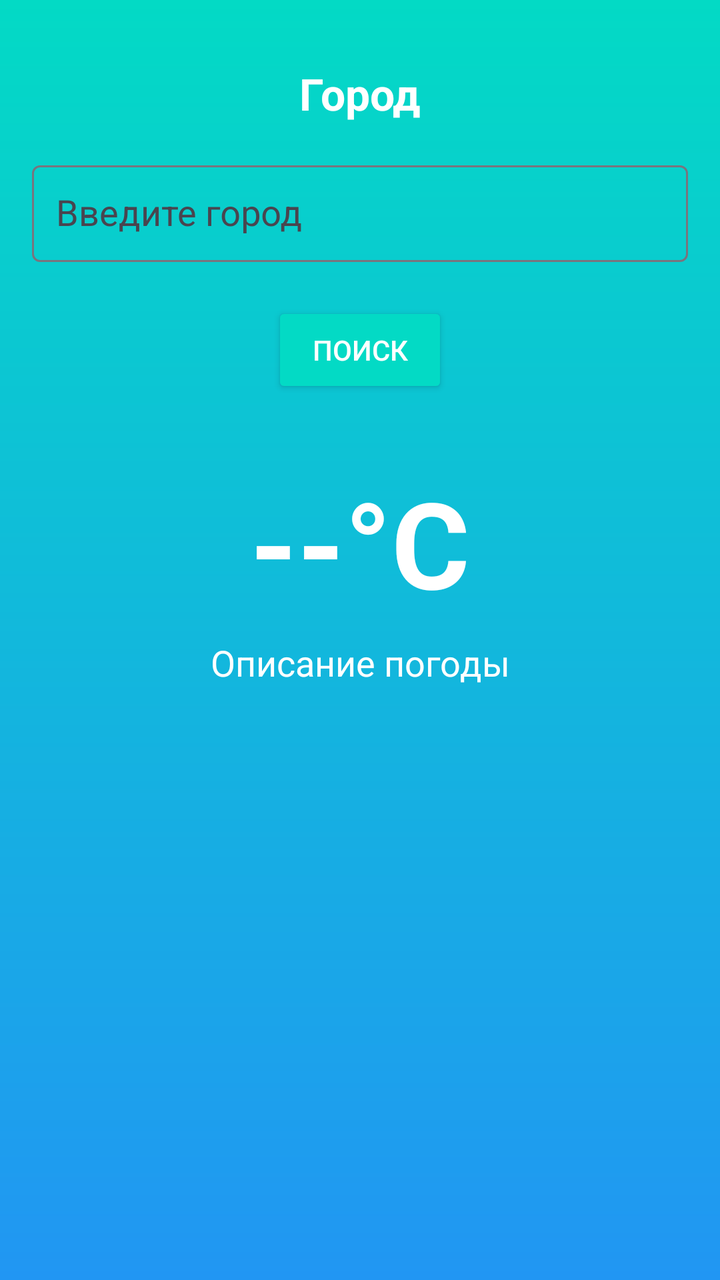
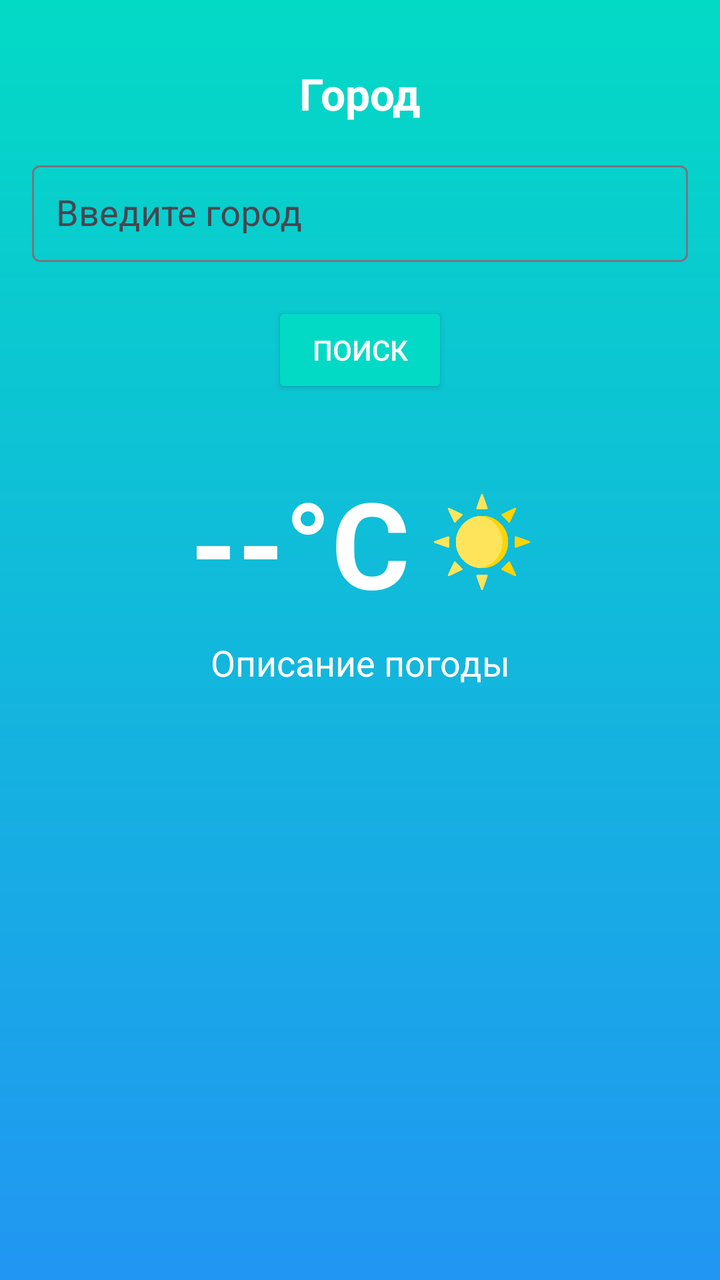

Screens rendered from an Android XML layout before and after an edit, with the pre-edit source and the edit as a unified diff.
<!-- AndroidManifest.xml: application theme Theme.weather_project -->
<!-- res/layout/activity_main.xml -->
<?xml version="1.0" encoding="utf-8"?>
<androidx.constraintlayout.widget.ConstraintLayout
    xmlns:android="http://schemas.android.com/apk/res/android"
    xmlns:app="http://schemas.android.com/apk/res-auto"
    xmlns:tools="http://schemas.android.com/tools"
    android:id="@+id/rootLayout"
    android:layout_width="match_parent"
    android:layout_height="match_parent"
    android:background="@drawable/bg_weather_gradient"
    tools:context=".MainActivity">

    
    <TextView
        android:id="@+id/tvCity"
        android:layout_width="0dp"
        android:layout_height="wrap_content"
        android:text="Город"
        android:textColor="@android:color/white"
        android:textSize="22sp"
        android:textStyle="bold"
        android:gravity="center"
        android:layout_marginTop="32dp"
        app:layout_constraintTop_toTopOf="parent"
        app:layout_constraintStart_toStartOf="parent"
        app:layout_constraintEnd_toEndOf="parent"/>

    
    <com.google.android.material.textfield.TextInputLayout
        android:id="@+id/tilCity"
        android:layout_width="0dp"
        android:layout_height="wrap_content"
        android:layout_margin="16dp"
        app:layout_constraintTop_toBottomOf="@id/tvCity"
        app:layout_constraintStart_toStartOf="parent"
        app:layout_constraintEnd_toEndOf="parent">

        <com.google.android.material.textfield.MaterialAutoCompleteTextView
            android:id="@+id/etCity"
            android:layout_width="match_parent"
            android:layout_height="wrap_content"
            android:hint="Введите город"
            android:textColor="@android:color/white"
            android:textColorHint="#AAFFFFFF"
            android:padding="12dp"/>
    </com.google.android.material.textfield.TextInputLayout>

    
    <LinearLayout
        android:id="@+id/llLastSearches"
        android:layout_width="0dp"
        android:layout_height="wrap_content"
        android:orientation="horizontal"
        android:gravity="center"
        android:layout_marginTop="8dp"
        app:layout_constraintTop_toBottomOf="@id/tilCity"
        app:layout_constraintStart_toStartOf="parent"
        app:layout_constraintEnd_toEndOf="parent"/>

    
    <Button
        android:id="@+id/btnSearch"
        android:layout_width="wrap_content"
        android:layout_height="wrap_content"
        android:text="Поиск"
        android:textColor="@android:color/white"
        android:backgroundTint="@color/teal_200"
        android:layout_marginTop="12dp"
        app:layout_constraintTop_toBottomOf="@id/llLastSearches"
        app:layout_constraintStart_toStartOf="parent"
        app:layout_constraintEnd_toEndOf="parent"/>

    
    <TextView
        android:id="@+id/tvTemp"
        android:layout_width="wrap_content"
        android:layout_height="wrap_content"
        android:text="--°C"
        android:textColor="@android:color/white"
        android:textSize="60sp"
        android:textStyle="bold"
        android:layout_marginTop="32dp"
        app:layout_constraintTop_toBottomOf="@id/btnSearch"
        app:layout_constraintStart_toStartOf="parent"
        app:layout_constraintEnd_toEndOf="parent"/>

    
    <TextView
        android:id="@+id/tvDescription"
        android:layout_width="wrap_content"
        android:layout_height="wrap_content"
        android:text="Описание погоды"
        android:textColor="@android:color/white"
        android:textSize="18sp"
        android:layout_marginTop="8dp"
        app:layout_constraintTop_toBottomOf="@id/tvTemp"
        app:layout_constraintStart_toStartOf="parent"
        app:layout_constraintEnd_toEndOf="parent"/>

</androidx.constraintlayout.widget.ConstraintLayout>
<!-- resources referenced by this layout -->
<resources>
  <color name="teal_200">#03DAC5</color>
  <!-- drawable bg_weather_gradient (drawable) -->
  <shape xmlns:android="http://schemas.android.com/apk/res/android"
      android:shape="rectangle">
      <gradient
          android:startColor="#2196F3"
          android:endColor="#03DAC5"
          android:angle="90"/>
  </shape>
  <style name="Theme.weather_project" parent="Base.Theme.weather_project.Light" />
  <style name="Base.Theme.weather_project.Light" parent="Theme.Material3.DayNight.NoActionBar">
          <item name="colorPrimary">@color/primary_light</item>
          <item name="colorSecondary">@color/secondary_light</item>
          <item name="android:statusBarColor">@color/primary_light</item>
      </style>
  <color name="primary_light">#2196F3</color>
  <color name="secondary_light">#03DAC5</color>
</resources>

<!-- the commit's change to res/layout/activity_main.xml (unified diff, before → after) -->
@@ -70,18 +70,36 @@
         app:layout_constraintEnd_toEndOf="parent"/>
 
     
-    <TextView
-        android:id="@+id/tvTemp"
+    <LinearLayout
+        android:id="@+id/llTemp"
         android:layout_width="wrap_content"
         android:layout_height="wrap_content"
-        android:text="--°C"
-        android:textColor="@android:color/white"
-        android:textSize="60sp"
-        android:textStyle="bold"
+        android:orientation="horizontal"
+        android:gravity="center"
         android:layout_marginTop="32dp"
         app:layout_constraintTop_toBottomOf="@id/btnSearch"
         app:layout_constraintStart_toStartOf="parent"
-        app:layout_constraintEnd_toEndOf="parent"/>
+        app:layout_constraintEnd_toEndOf="parent">
+
+        <TextView
+            android:id="@+id/tvTemp"
+            android:layout_width="wrap_content"
+            android:layout_height="wrap_content"
+            android:text="--°C"
+            android:textColor="@android:color/white"
+            android:textSize="60sp"
+            android:textStyle="bold"/>
+
+        <ImageView
+            android:id="@+id/ivWeather"
+            android:layout_width="48dp"
+            android:layout_height="48dp"
+            android:layout_marginStart="12dp"
+            android:contentDescription="Иконка погоды"
+            android:src="@drawable/ic_sunny"/>
+
+    </LinearLayout>
+
 
     
     <TextView
@@ -92,8 +110,9 @@
         android:textColor="@android:color/white"
         android:textSize="18sp"
         android:layout_marginTop="8dp"
-        app:layout_constraintTop_toBottomOf="@id/tvTemp"
+        app:layout_constraintTop_toBottomOf="@id/llTemp"
         app:layout_constraintStart_toStartOf="parent"
         app:layout_constraintEnd_toEndOf="parent"/>
 
+
 </androidx.constraintlayout.widget.ConstraintLayout>
<!-- resource entries referenced after the edit -->
@@ -9,6 +9,7 @@
           android:endColor="#03DAC5"
           android:angle="90"/>
   </shape>
+  <!-- drawable ic_sunny: png bitmap (drawable, 21741 bytes) -->
   <style name="Theme.weather_project" parent="Base.Theme.weather_project.Light" />
   <style name="Base.Theme.weather_project.Light" parent="Theme.Material3.DayNight.NoActionBar">
           <item name="colorPrimary">@color/primary_light</item>
